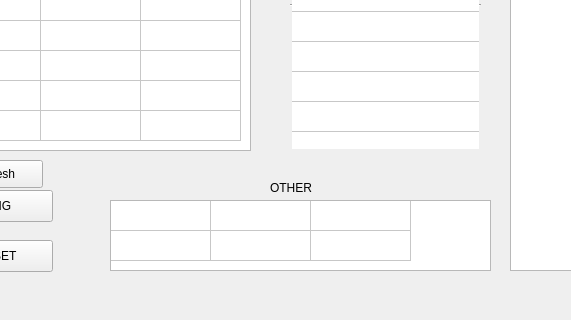
hanmeng221/CPU, file mainwindow.ui: the form before one commit; both pictures show x 180 to 751 and y 387 to 707 of the 1087 by 707 pixel window.
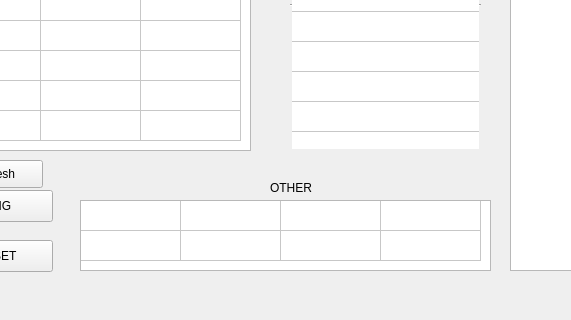
The form after the commit.

The edit to the form file:
```diff
--- a/mainwindow.ui
+++ b/mainwindow.ui
@@ -310,9 +310,9 @@
    <widget class="QTableWidget" name="otherTableWidget">
     <property name="geometry">
      <rect>
-      <x>290</x>
+      <x>260</x>
       <y>570</y>
-      <width>381</width>
+      <width>411</width>
       <height>71</height>
      </rect>
     </property>
@@ -323,7 +323,7 @@
      <number>2</number>
     </property>
     <property name="columnCount">
-     <number>3</number>
+     <number>4</number>
     </property>
     <attribute name="horizontalHeaderVisible">
      <bool>false</bool>
@@ -345,6 +345,7 @@
     <column/>
     <column/>
     <column/>
+    <column/>
    </widget>
    <widget class="QLabel" name="label_4">
     <property name="geometry">
```
Left out of the diff: 2 changed lines with no effect on the pictures.
